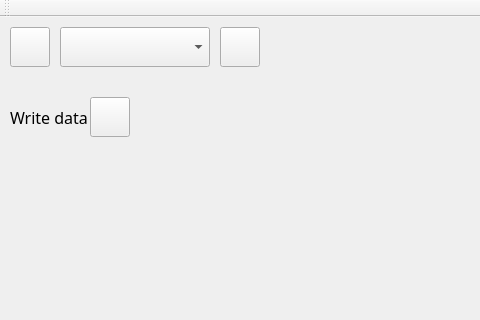
First picture: the form in mainwindow.ui, repository trangjackie/q12t_qt, before the edit; both pictures show x 0 to 480 and y 0 to 320 of the 800 by 480 pixel window.
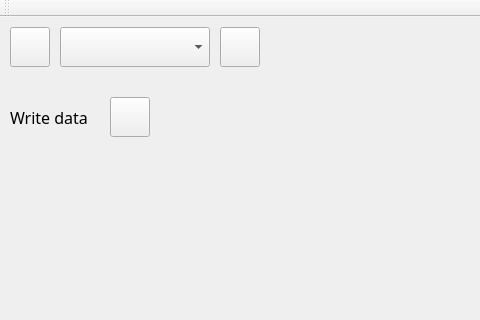
Second picture: the form after the edit. Icons and pictures are not drawn.

Diff of the .ui file:
```diff
--- a/mainwindow.ui
+++ b/mainwindow.ui
@@ -123,7 +123,7 @@
    <widget class="QPushButton" name="pushButton_write_start">
     <property name="geometry">
      <rect>
-      <x>90</x>
+      <x>110</x>
       <y>80</y>
       <width>40</width>
       <height>40</height>
@@ -230,7 +230,7 @@
      <rect>
       <x>10</x>
       <y>80</y>
-      <width>80</width>
+      <width>90</width>
       <height>40</height>
      </rect>
     </property>
```
Left out of the diff: 6 changed lines with no effect on the pictures.
